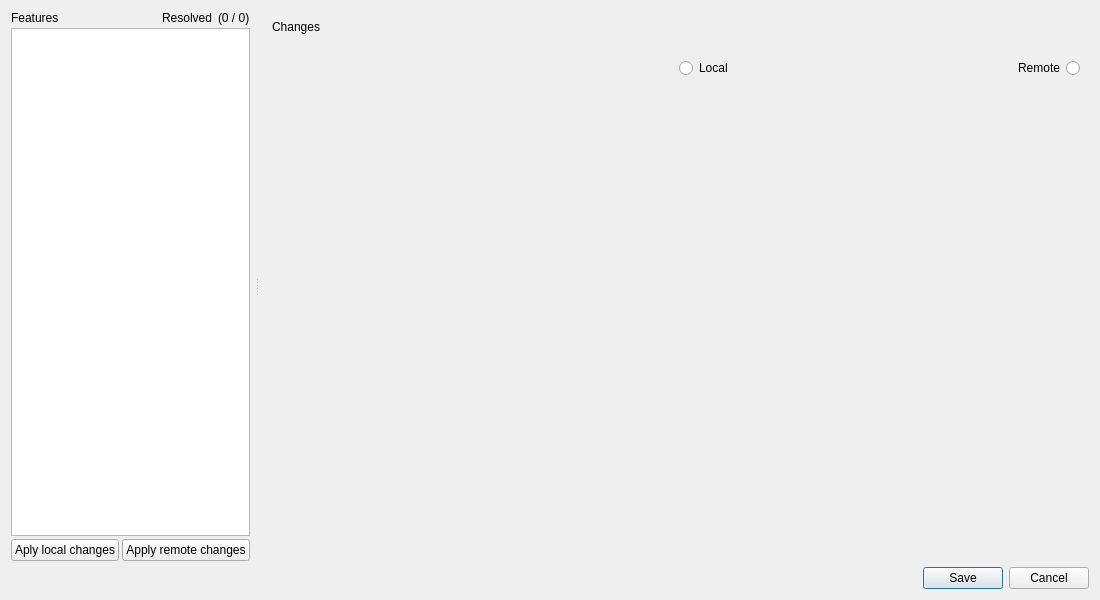
This is src/nextgis_connect/detached_editing/conflicts/ui/resolving_dialog_base.ui in nextgis/nextgis_connect as Qt 5 draws it before an edit. The edited form follows.
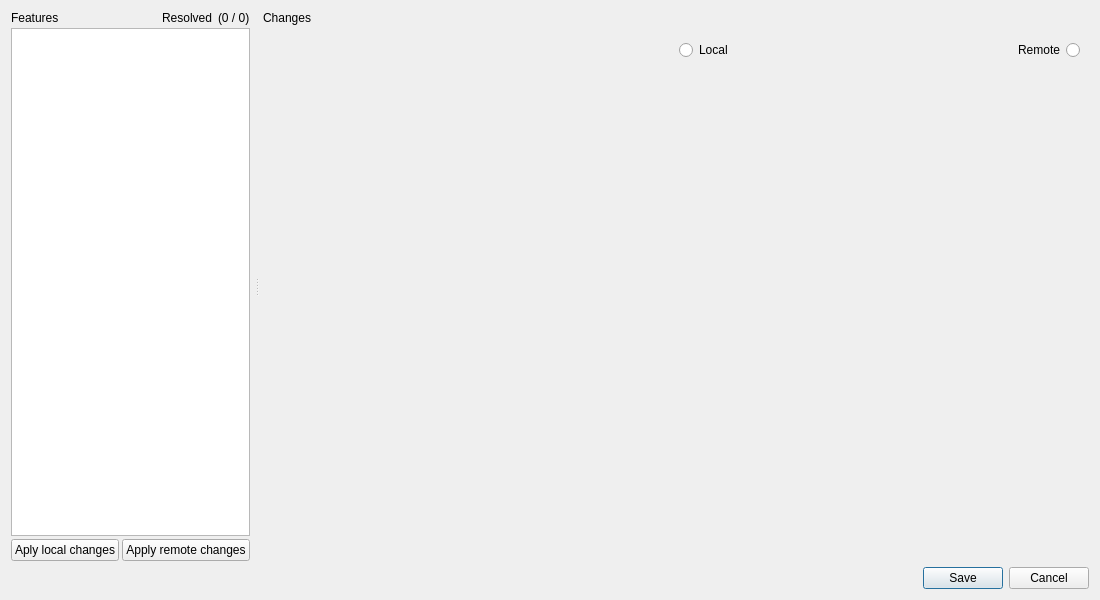
This is the edited form. The open tabs and pages were chosen to show the change.

The edit to the form file:
```diff
--- a/src/nextgis_connect/detached_editing/conflicts/ui/resolving_dialog_base.ui
+++ b/src/nextgis_connect/detached_editing/conflicts/ui/resolving_dialog_base.ui
@@ -434,8 +434,53 @@
                <number>0</number>
               </property>
               <item>
+               <widget class="QScrollArea" name="delete_update_scroll_area">
+                <property name="frameShape">
+                 <enum>QFrame::NoFrame</enum>
+                </property>
+                <property name="horizontalScrollBarPolicy">
+                 <enum>Qt::ScrollBarAlwaysOff</enum>
+                </property>
+                <property name="widgetResizable">
+                 <bool>true</bool>
+                </property>
+                <widget class="QWidget" name="delete_update_scroll_area_content">
+                 <property name="geometry">
+                  <rect>
+                   <x>0</x>
+                   <y>0</y>
+                   <width>779</width>
+                   <height>542</height>
+                  </rect>
+                 </property>
+                 <layout class="QVBoxLayout" name="verticalLayout_8">
+                  <property name="leftMargin">
+                   <number>0</number>
+                  </property>
+                  <property name="topMargin">
+                   <number>0</number>
+                  </property>
+                  <property name="rightMargin">
+                   <number>0</number>
+                  </property>
+                  <property name="bottomMargin">
+                   <number>0</number>
+                  </property>
+                  <item>
                <widget class="QWidget" name="delete_update_header" native="true">
                 <layout class="QHBoxLayout" name="horizontalLayout_4">
+                     <property name="leftMargin">
+                      <number>0</number>
+                     </property>
+                     <property name="topMargin">
+                      <number>0</number>
+                     </property>
+                     <property name="rightMargin">
+                      <number>0</number>
+                     </property>
+                     <property name="bottomMargin">
+                      <number>0</number>
+                     </property>
                  <item>
                   <widget class="QLabel" name="delete_update_label">
                    <property name="text">
@@ -494,6 +539,10 @@
                  </size>
                 </property>
                </spacer>
+                  </item>
+                 </layout>
+                </widget>
+               </widget>
               </item>
              </layout>
             </widget>
```
Left out of the diff: 82 changed lines with no effect on the pictures. Lines whose indentation alone changed are shown as unchanged.
